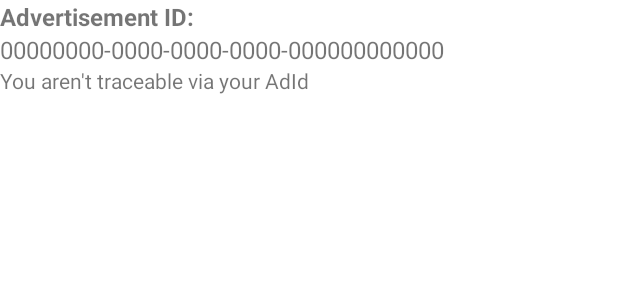
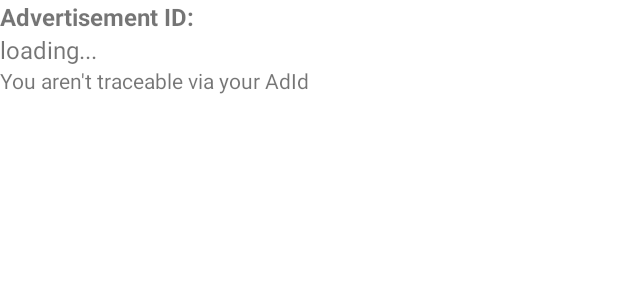
Before and after one commit to Jundertag/AdManager, an Android app: the layout activity_main.xml on its own in the app's theme, with its tools: preview values and no code run, on a phone screen of 412 x 824 dp. Shown: the top 300 px of the screen. Run offline under Robolectric (Android 15) with nearby library versions, the phone set to English and light mode, and no system bars.

Commit message:
default AdId value in XML change

```diff
--- a/app/src/main/res/layout/activity_main.xml
+++ b/app/src/main/res/layout/activity_main.xml
@@ -19,7 +19,7 @@
         android:id="@+id/ad_value"
         android:layout_width="wrap_content"
         android:layout_height="wrap_content"
-        android:text="00000000-0000-0000-0000-000000000000"
+        android:text="loading..."
         android:textSize="16sp"
         app:layout_constraintTop_toBottomOf="@id/ad_title"
         app:layout_constraintStart_toStartOf="parent"/>
```
